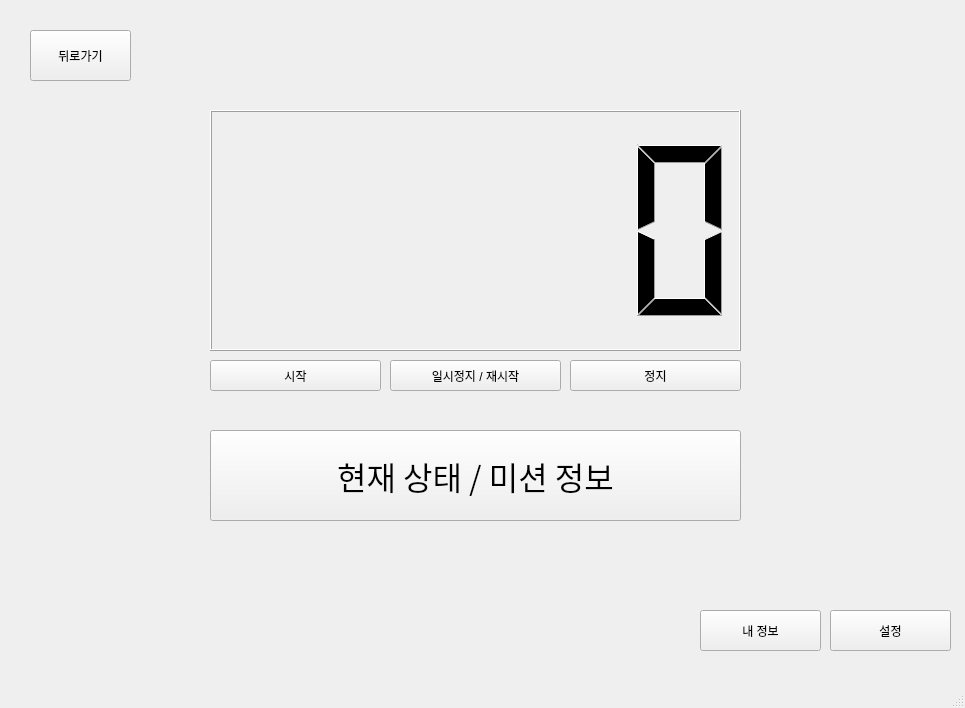
This is layout/timer.ui in idkim97/Studium as Qt 5 draws it before an edit. The edited form follows.
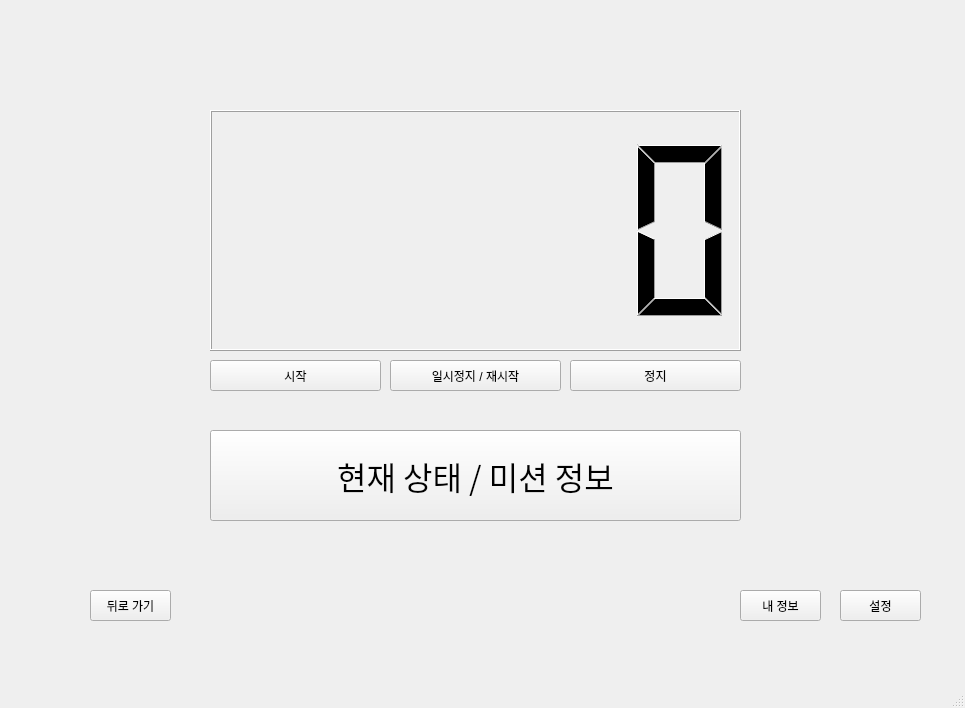
This is the edited form.

```diff
--- a/layout/timer.ui
+++ b/layout/timer.ui
@@ -85,10 +85,10 @@
    <widget class="QToolButton" name="toolButton_2">
     <property name="geometry">
      <rect>
-      <x>700</x>
-      <y>610</y>
-      <width>121</width>
-      <height>41</height>
+      <x>740</x>
+      <y>590</y>
+      <width>81</width>
+      <height>31</height>
      </rect>
     </property>
     <property name="text">
@@ -98,10 +98,10 @@
    <widget class="QToolButton" name="toolButton_3">
     <property name="geometry">
      <rect>
-      <x>830</x>
-      <y>610</y>
-      <width>121</width>
-      <height>41</height>
+      <x>840</x>
+      <y>590</y>
+      <width>81</width>
+      <height>31</height>
      </rect>
     </property>
     <property name="text">
@@ -111,14 +111,14 @@
    <widget class="QToolButton" name="toolButton_4">
     <property name="geometry">
      <rect>
-      <x>30</x>
-      <y>30</y>
-      <width>101</width>
-      <height>51</height>
+      <x>90</x>
+      <y>590</y>
+      <width>81</width>
+      <height>31</height>
      </rect>
     </property>
     <property name="text">
-     <string>뒤로가기</string>
+     <string>뒤로 가기</string>
     </property>
    </widget>
   </widget>
```
Left out of the diff: 6 changed lines with no effect on the pictures.
